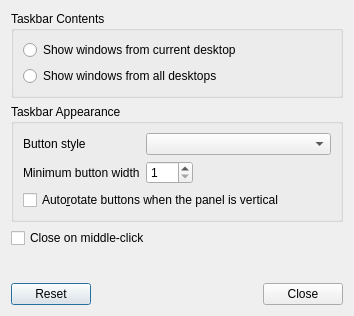
Qt form plugin-taskbar/lxqttaskbarconfiguration.ui (lubuntu-team/lxqt-panel-packaging) before a commit.
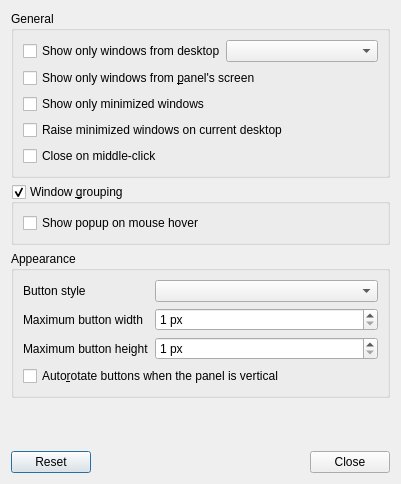
The same form after that commit.

Patch:
```diff
--- a/plugin-taskbar/lxqttaskbarconfiguration.ui
+++ b/plugin-taskbar/lxqttaskbarconfiguration.ui
@@ -6,8 +6,8 @@
    <rect>
     <x>0</x>
     <y>0</y>
-    <width>354</width>
-    <height>316</height>
+    <width>401</width>
+    <height>484</height>
    </rect>
   </property>
   <property name="windowTitle">
@@ -17,13 +17,33 @@
    <item>
     <widget class="QGroupBox" name="WLContentGB">
      <property name="title">
-      <string>Taskbar Contents</string>
+      <string>General</string>
      </property>
      <layout class="QVBoxLayout" name="verticalLayout_2">
       <item>
-       <widget class="QRadioButton" name="fCurrentDesktopRB">
+       <layout class="QHBoxLayout" name="horizontalLayout">
+        <property name="margin">
+         <number>0</number>
+        </property>
+        <property name="spacing">
+         <number>0</number>
+        </property>
+        <item>
+         <widget class="QCheckBox" name="limitByDesktopCB">
+          <property name="text">
+           <string>Show only windows from desktop</string>
+          </property>
+         </widget>
+        </item>
+        <item>
+         <widget class="QComboBox" name="showDesktopNumCB"/>
+        </item>
+       </layout>
+      </item>
+      <item>
+       <widget class="QCheckBox" name="limitByScreenCB">
         <property name="text">
-         <string>Show windows from current desktop</string>
+         <string>Show only windows from &amp;panel's screen</string>
         </property>
         <attribute name="buttonGroup">
          <string notr="true">wlcB</string>
@@ -31,13 +51,43 @@
        </widget>
       </item>
       <item>
-       <widget class="QRadioButton" name="fAllDesktopsCB">
+       <widget class="QCheckBox" name="limitByMinimizedCB">
         <property name="text">
-         <string>Show windows from all desktops</string>
+         <string>Show only minimized windows</string>
         </property>
-        <attribute name="buttonGroup">
-         <string notr="true">wlcB</string>
-        </attribute>
+       </widget>
+      </item>
+      <item>
+       <widget class="QCheckBox" name="raiseOnCurrentDesktopCB">
+        <property name="text">
+         <string>Raise minimized windows on current desktop</string>
+        </property>
+       </widget>
+      </item>
+      <item>
+       <widget class="QCheckBox" name="middleClickCB">
+        <property name="text">
+         <string>Close on middle-click</string>
+        </property>
+       </widget>
+      </item>
+     </layout>
+    </widget>
+   </item>
+   <item>
+    <widget class="QGroupBox" name="groupingGB">
+     <property name="title">
+      <string>Window &amp;grouping</string>
+     </property>
+     <property name="checkable">
+      <bool>true</bool>
+     </property>
+     <layout class="QVBoxLayout" name="verticalLayout_3">
+      <item>
+       <widget class="QCheckBox" name="showGroupOnHoverCB">
+        <property name="text">
+         <string>Show popup on mouse hover </string>
+        </property>
        </widget>
       </item>
      </layout>
@@ -46,9 +96,12 @@
    <item>
     <widget class="QGroupBox" name="WLApperanceGB">
      <property name="title">
-      <string>Taskbar Appearance</string>
+      <string>Appearance</string>
      </property>
      <layout class="QFormLayout" name="formLayout">
+      <property name="fieldGrowthPolicy">
+       <enum>QFormLayout::AllNonFixedFieldsGrow</enum>
+      </property>
       <item row="0" column="0">
        <widget class="QLabel" name="buttonStyleL">
         <property name="text">
@@ -62,18 +115,21 @@
       <item row="1" column="0">
        <widget class="QLabel" name="buttonWidthL">
         <property name="text">
-         <string>Minimum button width</string>
+         <string>Maximum button width</string>
         </property>
        </widget>
       </item>
       <item row="1" column="1">
        <widget class="QSpinBox" name="buttonWidthSB">
         <property name="sizePolicy">
-         <sizepolicy hsizetype="Fixed" vsizetype="Fixed">
+         <sizepolicy hsizetype="Preferred" vsizetype="Fixed">
           <horstretch>0</horstretch>
           <verstretch>0</verstretch>
          </sizepolicy>
         </property>
+        <property name="suffix">
+         <string> px</string>
+        </property>
         <property name="minimum">
          <number>1</number>
         </property>
@@ -82,7 +138,33 @@
         </property>
        </widget>
       </item>
-      <item row="2" column="0" colspan="2">
+      <item row="2" column="0">
+       <widget class="QLabel" name="buttonHeightL">
+        <property name="text">
+         <string>Maximum button height</string>
+        </property>
+       </widget>
+      </item>
+      <item row="2" column="1">
+       <widget class="QSpinBox" name="buttonHeightSB">
+        <property name="sizePolicy">
+         <sizepolicy hsizetype="Preferred" vsizetype="Fixed">
+          <horstretch>0</horstretch>
+          <verstretch>0</verstretch>
+         </sizepolicy>
+        </property>
+        <property name="suffix">
+         <string> px</string>
+        </property>
+        <property name="minimum">
+         <number>1</number>
+        </property>
+        <property name="maximum">
+         <number>500</number>
+        </property>
+       </widget>
+      </item>
+      <item row="3" column="0" colspan="2">
        <widget class="QCheckBox" name="autoRotateCB">
         <property name="text">
          <string>Auto&amp;rotate buttons when the panel is vertical</string>
@@ -92,13 +174,6 @@
      </layout>
     </widget>
    </item>
-   <item>
-    <widget class="QCheckBox" name="middleClickCB">
-     <property name="text">
-      <string>Close on middle-click</string>
-     </property>
-    </widget>
-   </item>
    <item>
     <spacer name="verticalSpacer">
      <property name="orientation">
```
Left out of the diff: 14 changed lines with no effect on the pictures.
